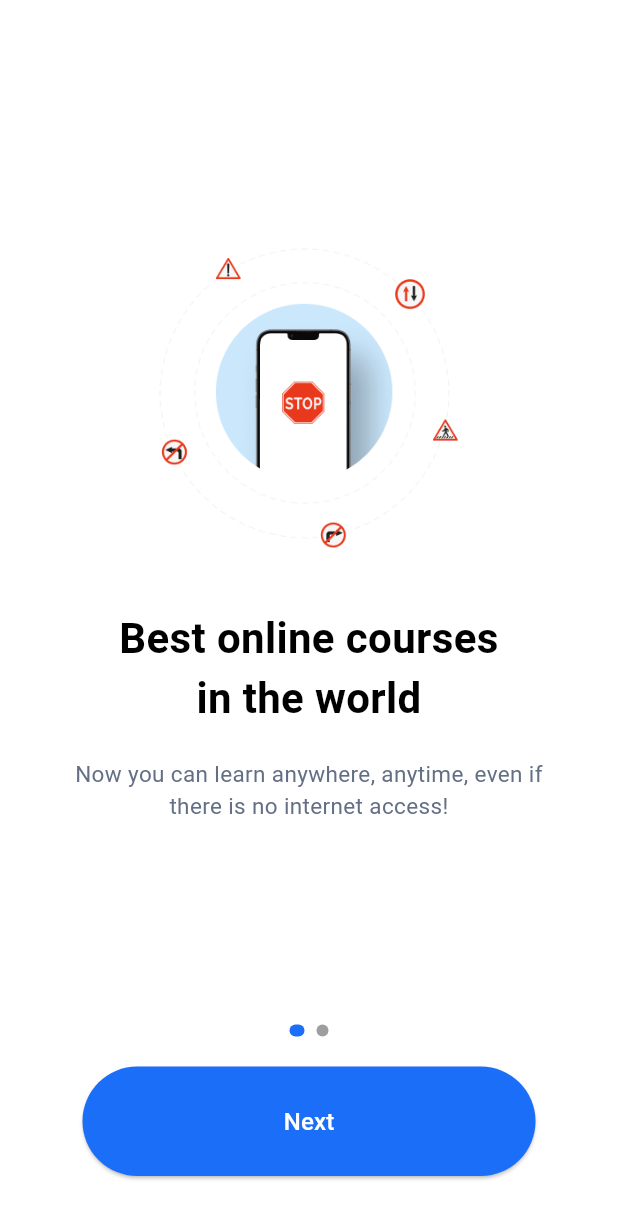
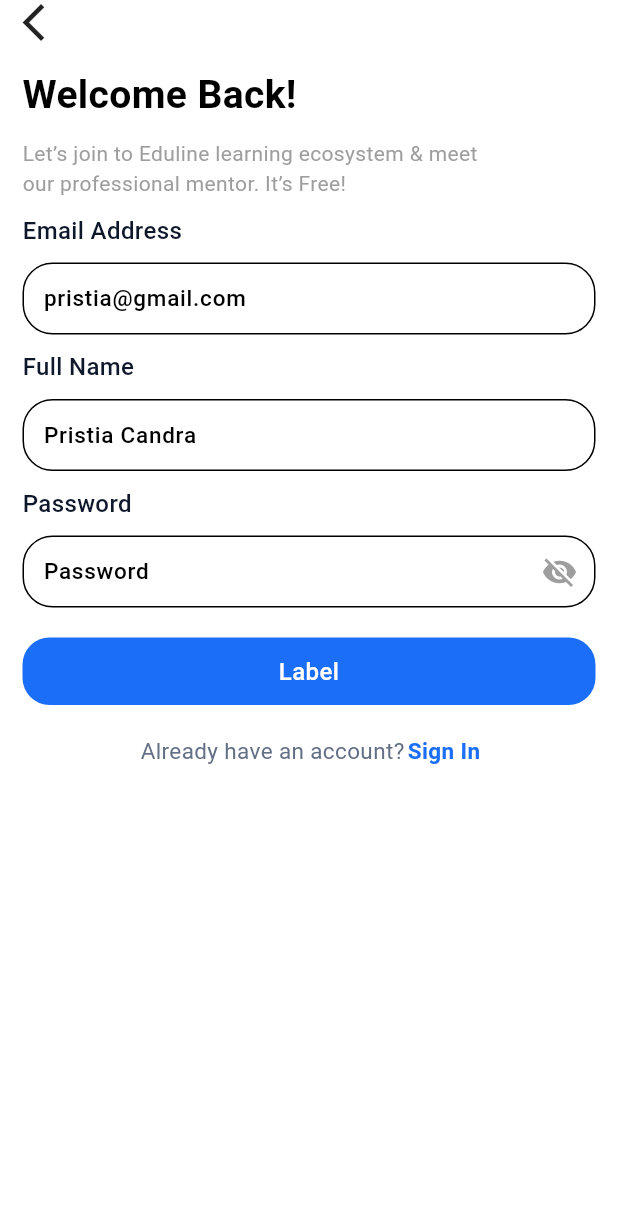
Before and after one commit to fahimshahariar09/technical_task, a Flutter app: the screen it shows after launch, on a phone screen of 412 x 824 dp. Shown: the top 1219 px of the screen. Run offline on Flutter 3.47's test engine with Material 3 defaults, Android fonts, the phone set to English and light mode, and no system bars; our stand-ins replace get.

Commit message:
SignUpScreen

```diff
--- /dev/null
+++ b/lib/assignment1/auth/sign_up/view/sign_up_screen.dart
@@ -0,0 +1,145 @@
+import 'package:flutter/material.dart';
+import 'package:technical_task/common_widget/custom_button.dart';
+import 'package:technical_task/common_widget/custom_text.dart';
+import 'package:technical_task/common_widget/custom_text_field.dart';
+import 'package:technical_task/constant/app_color.dart';
+
+class SignUpScreen extends StatefulWidget {
+  const SignUpScreen({super.key});
+
+  @override
+  State<SignUpScreen> createState() => _SignUpScreenState();
+}
+
+class _SignUpScreenState extends State<SignUpScreen> {
+  @override
+  Widget build(BuildContext context) {
+    return Scaffold(
+      backgroundColor: Colors.white,
+      body: SafeArea(
+        child: Padding(
+          padding: const EdgeInsets.symmetric(horizontal: 15),
+          child: Column(
+            crossAxisAlignment: CrossAxisAlignment.start,
+            children: [
+              Icon(Icons.arrow_back_ios, size: 30),
+              SizedBox(height: 15),
+              CustomText(
+                text: "Welcome Back!",
+                fontSize: 26,
+                fontWeight: FontWeight.bold,
+                fontColor: AppColors.black,
+              ),
+              SizedBox(height: 10),
+              CustomText(
+                text:
+                    "Let’s join to Eduline learning ecosystem & meet\nour professional mentor. It’s Free!",
+                fontColor: Colors.grey,
+                fontWeight: FontWeight.w400,
+                fontSize: 14,
+                textAlign: TextAlign.start,
+              ),
+              SizedBox(height: 10),
+              Row(
+                children: [
+                  CustomText(
+                    text: "Email Address",
+                    fontSize: 16,
+                    fontWeight: FontWeight.w500,
+                    fontColor: AppColors.secondary,
+                  ),
+                ],
+              ),
+              SizedBox(height: 10),
+              CustomTextFormField(
+                hintText: 'pristia@gmail.com',
+                validator: (value) {
+                  if (value == null || value.isEmpty) {
+                    return 'Please enter your email';
+                  }
+                  if (!RegExp(
+                    r'^[a-zA-Z0-9._%+-]+@[a-zA-Z0-9.-]+\.[a-zA-Z]{2,}$',
+                  ).hasMatch(value)) {
+                    return 'Enter a valid email';
+                  }
+                  return null;
+                },
+              ),
+              SizedBox(height: 10),
+              Row(
+                children: [
+                  CustomText(
+                    text: "Full Name",
+                    fontSize: 16,
+                    fontWeight: FontWeight.w500,
+                    fontColor: AppColors.secondary,
+                  ),
+                ],
+              ),
+              SizedBox(height: 10),
+              CustomTextFormField(
+                hintText: 'Pristia Candra',
+                validator: (value) {
+                  if (value == null || value.isEmpty) {
+                    return 'Please enter your Name';
+                  }
+                  return null;
+                },
+              ),
+              SizedBox(height: 10),
+              Row(
+                children: [
+                  CustomText(
+                    text: "Password",
+                    fontSize: 16,
+                    fontWeight: FontWeight.w500,
+                    fontColor: AppColors.secondary,
+                  ),
+                ],
+              ),
+              SizedBox(height: 10),
+              CustomTextFormField(
+                hintText: 'Password',
+                isPassword: true,
+                validator: (value) {
+                  if (value == null || value.isEmpty) {
+                    return 'Please enter your password';
+                  }
+                  if (value.length < 6) {
+                    return 'Password must be at least 6 characters';
+                  }
+                  return null;
+                },
+              ),
+              SizedBox(height: 20),
+              CustomButton(
+                text: "Label",
+                fontSize: 16,
+                fontWeight: FontWeight.w500,
+                onTap: () {},
+              ),
+              SizedBox(height: 20),
+              Row(
+                mainAxisAlignment: MainAxisAlignment.center,
+                children: [
+                  CustomText(
+                    text: "Already have an account? ",
+                    fontWeight: FontWeight.w400,
+                    fontSize: 15,
+                    fontColor: AppColors.grey,
+                  ),
+                  CustomText(
+                    text: "Sign In",
+                    fontWeight: FontWeight.w600,
+                    fontSize: 15,
+                    fontColor: AppColors.blue,
+                  ),
+                ],
+              ),
+            ],
+          ),
+        ),
+      ),
+    );
+  }
+}
--- a/lib/common_widget/custom_button.dart
+++ b/lib/common_widget/custom_button.dart
@@ -1,5 +1,6 @@
 import 'package:flutter/cupertino.dart';
 import 'package:technical_task/common_widget/custom_text.dart';
+import 'package:technical_task/constant/app_color.dart';
 
 class CustomButton extends StatelessWidget {
   const CustomButton({
@@ -32,19 +33,19 @@ class CustomButton extends StatelessWidget {
     return GestureDetector(
       onTap: onTap,
       child: Container(
-        height: height ?? 52,
+        height: height ?? 45,
         width: width ?? double.infinity,
         decoration: BoxDecoration(
           border: border,
           borderRadius: borderRadius ?? BorderRadius.circular(18),
-          color: cardColor,
+          color: cardColor ?? AppColors.blue,
         ),
         child: Center(
           child: CustomText(
             text: text,
             fontWeight: fontWeight ?? FontWeight.w500,
             fontSize: fontSize ?? 15,
-            fontColor: color,
+            fontColor: color ?? AppColors.white,
           ),
         ),
       ),
--- /dev/null
+++ b/lib/common_widget/custom_text_field.dart
@@ -0,0 +1,83 @@
+import 'package:flutter/material.dart';
+import 'package:technical_task/constant/app_color.dart';
+
+class CustomTextFormField extends StatefulWidget {
+  const CustomTextFormField({
+    super.key,
+    required this.hintText,
+    this.prefixIcon,
+    this.suffixIcon,
+    this.height,
+    this.isPassword = false,
+    this.validator,
+    this.controller,
+  });
+
+  final String hintText;
+  final Icon? prefixIcon;
+  final Icon? suffixIcon;
+  final double? height;
+  final bool isPassword;
+  final String? Function(String?)? validator;
+  final TextEditingController? controller;
+
+  @override
+  State<CustomTextFormField> createState() => _CustomTextFormFieldState();
+}
+
+class _CustomTextFormFieldState extends State<CustomTextFormField> {
+  bool _obscureText = true;
+
+  @override
+  Widget build(BuildContext context) {
+    return SizedBox(
+      height: widget.height ?? 48,
+      width: double.infinity,
+      child: TextFormField(
+        controller: widget.controller,
+        obscureText: widget.isPassword && _obscureText,
+        validator: widget.validator,
+        decoration: InputDecoration(
+          contentPadding: EdgeInsets.only(left: 10, right: 10),
+          focusedBorder: OutlineInputBorder(
+            borderRadius: BorderRadius.circular(20),
+          ),
+          enabledBorder: OutlineInputBorder(
+            borderRadius: BorderRadius.circular(20),
+          ),
+          errorBorder: OutlineInputBorder(
+            borderRadius: BorderRadius.circular(20),
+            borderSide: BorderSide(color: Colors.red),
+          ),
+          focusedErrorBorder: OutlineInputBorder(
+            borderRadius: BorderRadius.circular(20),
+            borderSide: BorderSide(color: Colors.red),
+          ),
+          border: OutlineInputBorder(borderRadius: BorderRadius.circular(15)),
+          hintText: widget.hintText,
+          hintStyle: TextStyle(
+            color: AppColors.black,
+            fontWeight: FontWeight.w500,
+            fontSize: 15,
+          ),
+          prefixIcon: widget.prefixIcon,
+          suffixIcon: widget.isPassword
+              ? IconButton(
+                  icon: Icon(
+                    _obscureText ? Icons.visibility_off : Icons.visibility,
+                    color: Colors.grey,
+                  ),
+                  onPressed: () {
+                    setState(() {
+                      _obscureText = !_obscureText;
+                    });
+                  },
+                )
+              : widget.suffixIcon,
+          fillColor: AppColors.white,
+          filled: true,
+        ),
+      ),
+    );
+  }
+}
--- a/lib/constant/app_color.dart
+++ b/lib/constant/app_color.dart
@@ -5,7 +5,7 @@ import 'package:flutter/material.dart';
 class AppColors {
   static Color white = Color(0xFFFFFFFF);
   static Color blue = Color(0xFF1B6EF7);
-  static Color subBlue = Color(0xFF2F496E);
+  static Color secondary = Color(0xFF0F172A);
   static Color grey = Color(0xff636F85);
   static Color black = Color(0xFF000000);
 }
--- a/lib/constant/app_images.dart
+++ b/lib/constant/app_images.dart
@@ -4,9 +4,5 @@ class AppImages {
   static String splash = "assets/images/splash.png";
   static String onboarding1 = "assets/images/onboarding1.png";
   static String onboarding2 = "assets/images/onboarding2.png";
-
-  ///////////////////             icons            /////////////
-
-  static String profile = "assets/icons/profile.png";
-  static String school = "assets/icons/school_logo.png";
+  static String sign = "assets/images/sign.png";
 }
--- a/lib/main.dart
+++ b/lib/main.dart
@@ -1,6 +1,6 @@
 import 'package:flutter/material.dart';
-import 'package:technical_task/assignment1/onboarding/view/onboarding_screen.dart';
-import 'package:technical_task/assignment1/view/splash_screen.dart';
+import 'package:technical_task/assignment1/auth/sign_in/view/sign_in_screen.dart';
+import 'package:technical_task/assignment1/auth/sign_up/view/sign_up_screen.dart';
 
 void main() {
   runApp(const MyApp());
@@ -11,9 +11,6 @@ class MyApp extends StatelessWidget {
 
   @override
   Widget build(BuildContext context) {
-    return MaterialApp(
-      debugShowCheckedModeBanner: false,
-      home: OnBoardingView(),
-    );
+    return MaterialApp(debugShowCheckedModeBanner: false, home: SignUpScreen());
   }
 }
```
Also changed, not shown: lib/assignment1/auth/sign_in/view/sign_in_screen.dart (added, +156 -0 lines), assets/images/sign.png (added), lib/assignment1/splash/view/splash_screen.dart (renamed from lib/assignment1/view/splash_screen.dart).
